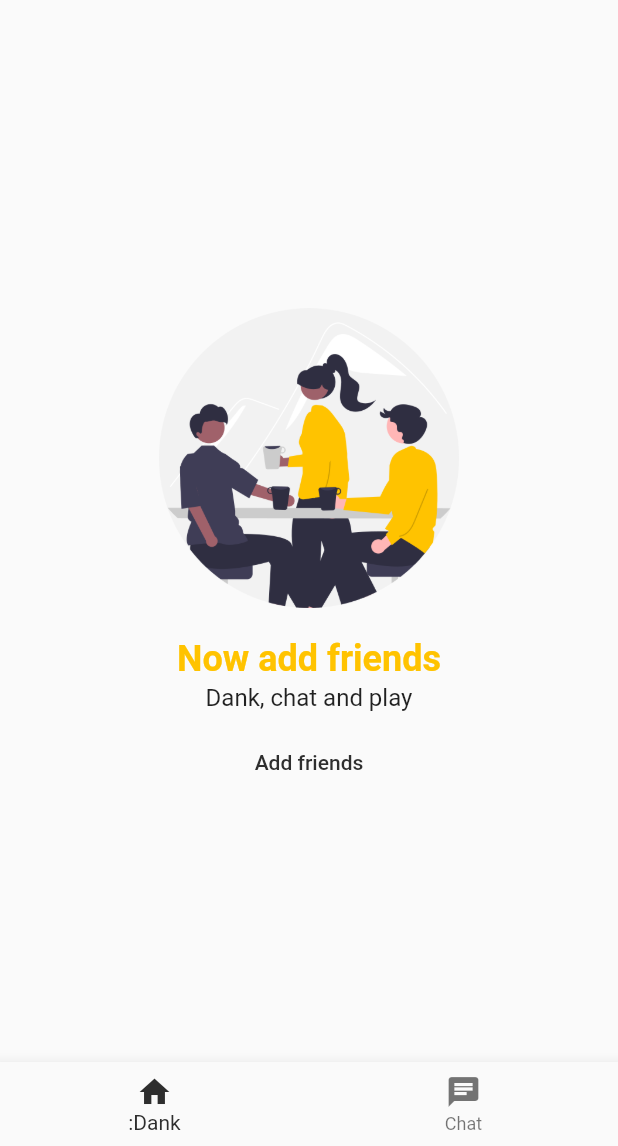
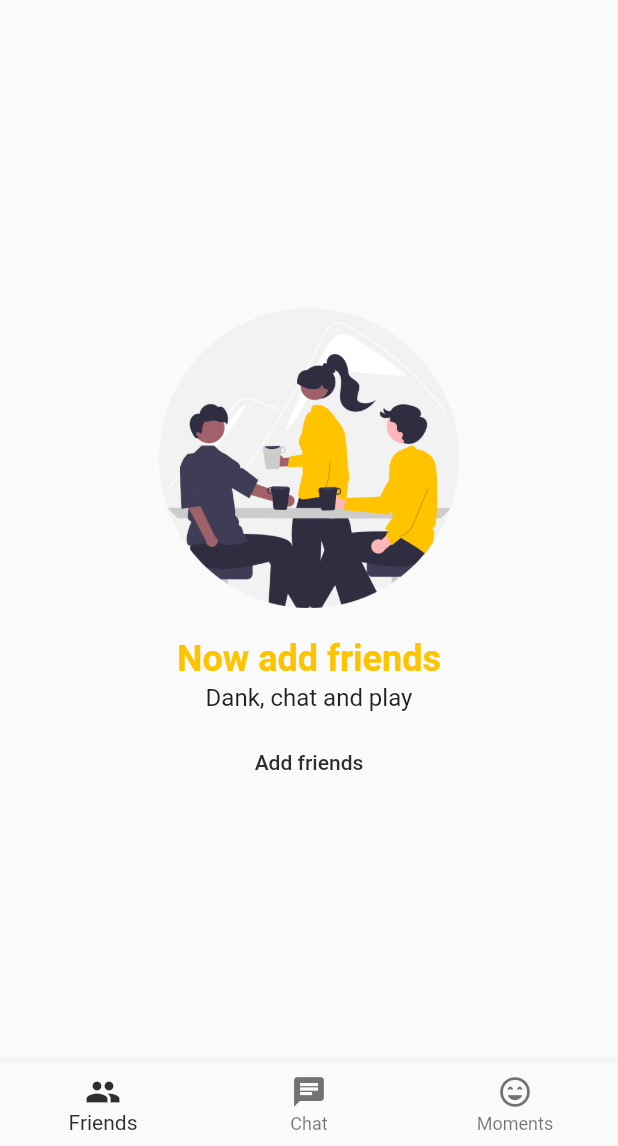
Before and after one commit to stanislaw-dera/dankon, a Flutter app: the screen it shows once a user with an empty profile is signed in, on a phone screen of 412 x 824 dp, the part 90-1236 px from its top. Run offline on Flutter 3.47's test engine with Material 2 defaults, Android fonts, the light colour scheme and no system bars; our stand-ins replace badges, cached_network_image, cloud_firestore, firebase_auth, firebase_core, firebase_database and 6 more; missing offline and left inert: paginate_firestore; accounts and stored records are empty; generated files the repository leaves out were written again; network calls fail.

Commit message:
Add Moments tab

```diff
--- a/dankon_android/lib/screens/main/main_view.dart
+++ b/dankon_android/lib/screens/main/main_view.dart
@@ -3,6 +3,7 @@ import 'package:dankon/constants/constants.dart';
 import 'package:dankon/models/chat.dart';
 import 'package:dankon/screens/main/chats/chats.dart';
 import 'package:dankon/screens/main/danks/danks.dart';
+import 'package:dankon/screens/moments/moments.dart';
 import 'package:dankon/services/unread_messages.dart';
 import 'package:firebase_auth/firebase_auth.dart';
 import 'package:flutter/material.dart';
@@ -17,15 +18,19 @@ class MainView extends StatefulWidget {
 
 class _MainViewState extends State<MainView> {
 
+  bool showAppBar = true;
   int _selectedPage = 0;
+
   static const List<Widget> _pages = <Widget>[
     DanksPage(),
-    ChatsPage()
+    ChatsPage(),
+    Moments()
   ];
 
   void _onItemTapped(int index) {
     setState(() {
       _selectedPage = index;
+      showAppBar = index != 2;
     });
   }
 
@@ -55,7 +60,7 @@ class _MainViewState extends State<MainView> {
         ],
       child: Scaffold(
         body: SafeArea(
-            child: Column(
+            child: showAppBar ? Column(
               crossAxisAlignment: CrossAxisAlignment.start,
               children: [
                 Padding(
@@ -80,17 +85,21 @@ class _MainViewState extends State<MainView> {
                 const SizedBox(height: 10,),
                 Expanded(child: _pages.elementAt(_selectedPage)),
               ],
-            )
+            ) : _pages.elementAt(_selectedPage)
         ),
         bottomNavigationBar: BottomNavigationBar(
           items: const <BottomNavigationBarItem>[
             BottomNavigationBarItem(
-              icon: Icon(Icons.home),
-              label: ':Dank',
+              icon: Icon(Icons.people),
+              label: 'Friends',
             ),
             BottomNavigationBarItem(
               icon: Icon(Icons.chat),
               label: 'Chat',
+            ),
+            BottomNavigationBarItem(
+              icon: Icon(Icons.sentiment_very_satisfied_rounded),
+              label: 'Moments',
             ),
           ],
           selectedItemColor: kDarkColor,
--- /dev/null
+++ b/dankon_android/lib/screens/moments/moments.dart
@@ -0,0 +1,17 @@
+import 'package:flutter/material.dart';
+
+class Moments extends StatefulWidget {
+  const Moments({Key? key}) : super(key: key);
+
+  @override
+  State<Moments> createState() => _MomentsState();
+}
+
+class _MomentsState extends State<Moments> {
+  @override
+  Widget build(BuildContext context) {
+    return Center(
+      child: Text("Welcome to moments! :D"),
+    );
+  }
+}
```
